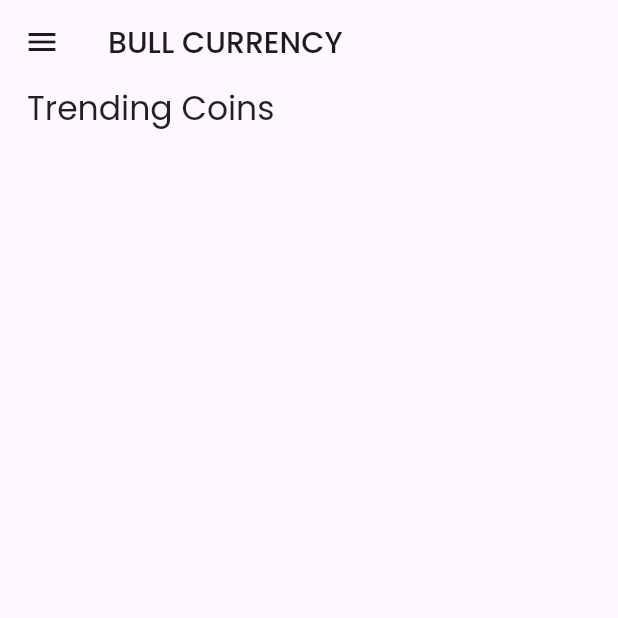
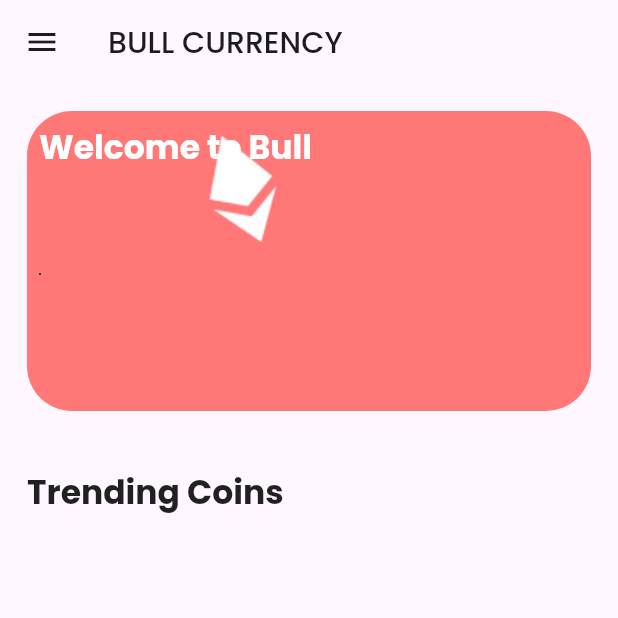
Before and after one commit to Magesh-Doodleblue/BullTech-CryptoApp-Flutter, a Flutter app: the HomePage screen opened by its route, on a phone screen of 412 x 824 dp, the top half of it. Run offline on Flutter 3.47's test engine with Material 2 defaults, Android fonts, the phone set to English and light mode, and no system bars; drawn by our look-alikes of flutter_zoom_drawer; our stand-ins replace cloud_firestore, firebase_core, firebase_messaging, firebase_storage, fluttertoast, google_fonts and 6 more; accounts and stored records are empty; network calls fail; project files that could hold a hidden picture were left out.

Commit message:
apr 4 commit

```diff
--- a/lib/presentation/screens/chart/chart_details_screen.dart
+++ b/lib/presentation/screens/chart/chart_details_screen.dart
@@ -196,7 +196,7 @@
                             height: myHeight * 0.01,
                           ),
                           Text(
-                            '\$${widget.selectItem.totalVolume}M',
+                            '\$${widget.selectItem.totalVolume.toStringAsFixed(2).toString()}M',
                             style: const TextStyle(
                               fontSize: 18,
                               fontWeight: FontWeight.normal,
--- a/lib/presentation/screens/navigation/homepage_screen.dart
+++ b/lib/presentation/screens/navigation/homepage_screen.dart
@@ -150,6 +150,49 @@
             )
           : Column(
               children: [
+                Padding(
+                  padding: const EdgeInsets.all(18.0),
+                  child: Container(
+                    width: MediaQuery.of(context).size.width,
+                    height: 200,
+                    decoration: const BoxDecoration(
+                      borderRadius: BorderRadius.all(
+                        Radius.circular(30),
+                      ),
+                      color: Color.fromARGB(255, 255, 119, 119),
+                    ),
+                    child: Padding(
+                      padding: const EdgeInsets.all(8.0),
+                      child: Stack(
+                        children: [
+                          const Text(
+                            "Welcome to Bull",
+                            style: TextStyle(
+                              fontSize: 22,
+                              color: Colors.white,
+                              fontWeight: FontWeight.w700,
+                            ),
+                          ),
+                          Positioned(
+                            top: 100,
+                            child: Image.asset(
+                              "assets/bitcoinsvg.png",
+                            ),
+                          ),
+                          Positioned(
+                            left: 100,
+                            child: Image.asset(
+                              "assets/tethersvg.png",
+                            ),
+                          ),
+                        ],
+                      ),
+                    ),
+                  ),
+                ),
+                const SizedBox(
+                  height: 20,
+                ),
                 const Padding(
                   padding: EdgeInsets.only(left: 18.0),
                   child: Align(
@@ -158,9 +201,13 @@
                       "Trending Coins",
                       style: TextStyle(
                         fontSize: 22,
+                        fontWeight: FontWeight.w700,
                       ),
                     ),
                   ),
+                ),
+                const SizedBox(
+                  height: 10,
                 ),
                 Expanded(
                   child: ListView.builder(
@@ -369,9 +416,6 @@
     double myHeight = MediaQuery.of(context).size.height;
     double myWidth = MediaQuery.of(context).size.width;
     return SafeArea(
-      child: Padding(
-        padding: EdgeInsets.symmetric(
-            horizontal: myWidth * 0.01, vertical: myHeight * 0.02),
       child: GestureDetector(
         onTap: () {
           Navigator.push(
@@ -390,7 +434,7 @@
             top: myHeight * 0.02,
             bottom: myHeight * 0.02,
           ),
-            height: 136,
+          height: 104,
           decoration: BoxDecoration(
             borderRadius: BorderRadius.circular(20),
           ),
@@ -402,8 +446,8 @@
                   Container(
                     width: 66,
                     height: 66,
-                      decoration: BoxDecoration(
-                          borderRadius: BorderRadius.circular(30)),
+                    decoration:
+                        BoxDecoration(borderRadius: BorderRadius.circular(30)),
                     child: Container(
                       decoration: const BoxDecoration(
                         // color: Colors.white,
@@ -423,6 +467,8 @@
                     width: myWidth * 0.03,
                   ),
                   Column(
+                    // mainAxisAlignment: MainAxisAlignment.start,
+                    crossAxisAlignment: CrossAxisAlignment.start,
                     children: [
                       Text(
                         item.name,
@@ -451,8 +497,7 @@
                           Text(
                             item.priceChange24H.toString().contains('-')
                                 ? "-\$${item.priceChange24H.toStringAsFixed(2).toString().replaceAll('-', '')}"
-                                  : "\$" +
-                                      item.priceChange24H.toStringAsFixed(2),
+                                : "\$" + item.priceChange24H.toStringAsFixed(2),
                             style: const TextStyle(
                                 fontSize: 19,
                                 fontWeight: FontWeight.normal,
@@ -461,17 +506,17 @@
                           SizedBox(
                             width: myWidth * 0.03,
                           ),
-                            Text(
-                              item.marketCapChangePercentage24H
-                                      .toStringAsFixed(2) +
-                                  '%',
-                              style: TextStyle(
-                                  fontSize: 19,
-                                  fontWeight: FontWeight.normal,
-                                  color: item.marketCapChangePercentage24H >= 0
-                                      ? Colors.green
-                                      : Colors.red),
-                            ),
+                          // Text(
+                          //   item.marketCapChangePercentage24H
+                          //           .toStringAsFixed(2) +
+                          //       '%',
+                          //   style: TextStyle(
+                          //       fontSize: 19,
+                          //       fontWeight: FontWeight.normal,
+                          //       color: item.marketCapChangePercentage24H >= 0
+                          //           ? Colors.green
+                          //           : Colors.red),
+                          // ),
                         ],
                       ),
                     ],
@@ -482,7 +527,6 @@
           ),
         ),
       ),
-      ),
     );
   }
 }
```
Also changed, not shown: assets/bitcoinsvg.png (added), assets/tethersvg.png (added). Lines whose indentation alone changed are shown as unchanged.
